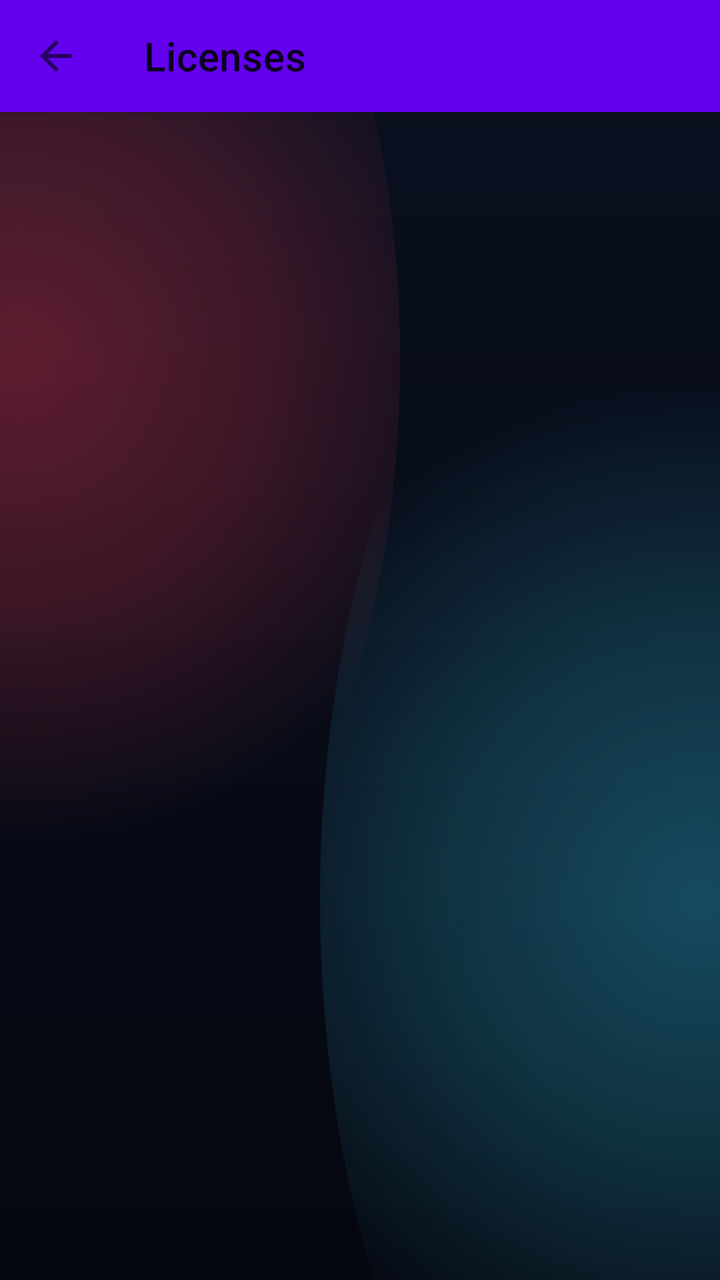
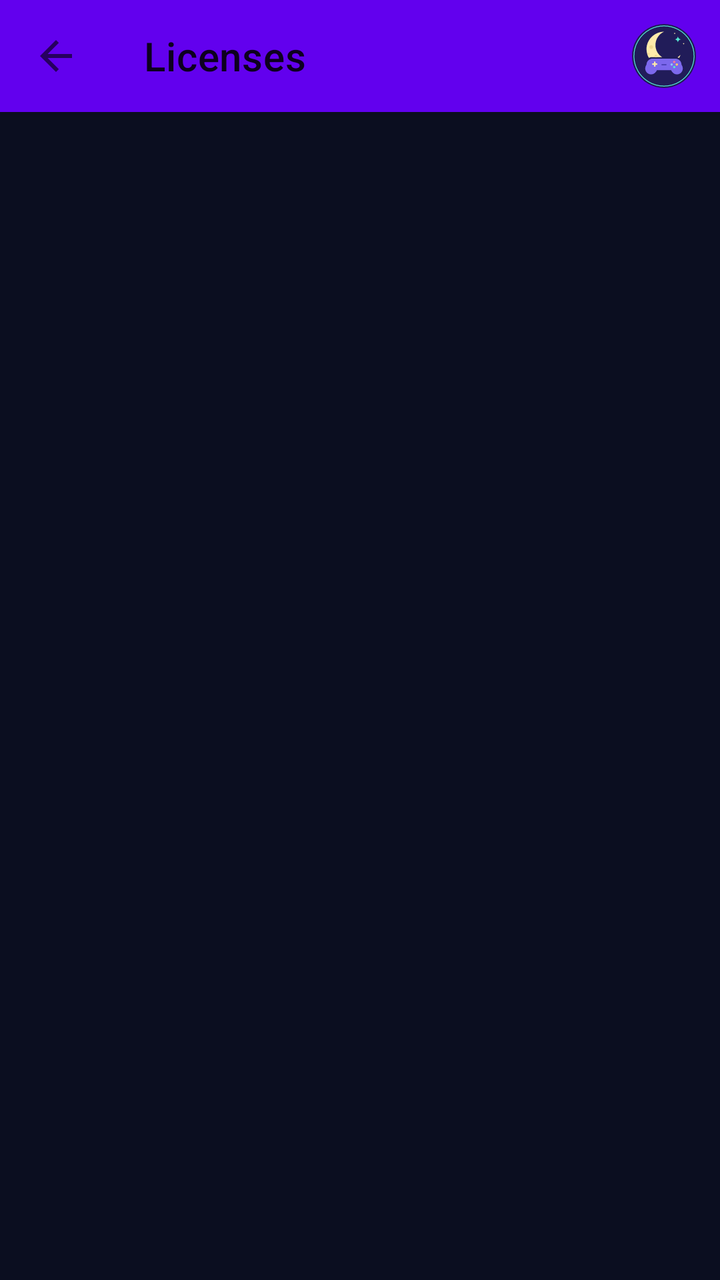

Screens rendered from an Android XML layout before and after an edit, with the pre-edit source and the edit as a unified diff.
<!-- AndroidManifest.xml: fallback theme Theme.MaterialComponents.DayNight.NoActionBar -->
<!-- res/layout/fragment_licenses.xml -->
<?xml version="1.0" encoding="utf-8"?>
<androidx.coordinatorlayout.widget.CoordinatorLayout xmlns:android="http://schemas.android.com/apk/res/android"
    xmlns:app="http://schemas.android.com/apk/res-auto"
    android:id="@+id/coordinator_licenses"
    android:layout_width="match_parent"
    android:layout_height="match_parent"
    android:background="@drawable/moonwitch_background">

    <com.google.android.material.appbar.AppBarLayout
        android:id="@+id/appbar_licenses"
        android:layout_width="match_parent"
        android:layout_height="wrap_content"
        android:fitsSystemWindows="true"
        android:touchscreenBlocksFocus="false">

        <com.google.android.material.appbar.MaterialToolbar
            android:id="@+id/toolbar_licenses"
            android:layout_width="match_parent"
            android:layout_height="?attr/actionBarSize"
            android:touchscreenBlocksFocus="false"
            app:title="@string/licenses"
            app:navigationIcon="@drawable/ic_back" />

    </com.google.android.material.appbar.AppBarLayout>

    <androidx.recyclerview.widget.RecyclerView
        android:id="@+id/list_licenses"
        android:layout_width="match_parent"
        android:layout_height="match_parent"
        app:layout_behavior="@string/appbar_scrolling_view_behavior" />

</androidx.coordinatorlayout.widget.CoordinatorLayout>
<!-- resources referenced by this layout -->
<resources>
  <!-- drawable ic_back (drawable) -->
  <vector xmlns:android="http://schemas.android.com/apk/res/android"
      android:width="24dp"
      android:height="24dp"
      android:autoMirrored="true"
      android:viewportWidth="24"
      android:viewportHeight="24">
      <path
          android:fillColor="?attr/colorControlNormal"
          android:pathData="M20,11H7.83l5.59,-5.59L12,4l-8,8 8,8 1.41,-1.41L7.83,13H20v-2z" />
  </vector>
  <!-- drawable moonwitch_background (drawable) -->
  <?xml version="1.0" encoding="utf-8"?>
  <layer-list xmlns:android="http://schemas.android.com/apk/res/android">
      <item>
          <shape android:shape="rectangle">
              <gradient
                  android:angle="270"
                  android:endColor="#05070F"
                  android:startColor="#0A1020" />
          </shape>
      </item>
      <item android:left="-180dp" android:right="160dp" android:top="-160dp" android:bottom="120dp">
          <shape android:shape="oval">
              <gradient
                  android:centerColor="#35FF3B55"
                  android:endColor="#00FF3B55"
                  android:gradientRadius="240dp"
                  android:startColor="#58FF3B55"
                  android:type="radial" />
          </shape>
      </item>
      <item android:left="160dp" android:right="-180dp" android:top="80dp" android:bottom="-180dp">
          <shape android:shape="oval">
              <gradient
                  android:centerColor="#3035D8FF"
                  android:endColor="#0035D8FF"
                  android:gradientRadius="260dp"
                  android:startColor="#5035D8FF"
                  android:type="radial" />
          </shape>
      </item>
  </layer-list>
  <string name="licenses">Licenses</string>
</resources>

<!-- the commit's change to res/layout/fragment_licenses.xml (unified diff, before → after) -->
@@ -19,7 +19,7 @@
             android:layout_height="?attr/actionBarSize"
             android:touchscreenBlocksFocus="false"
             app:title="@string/licenses"
-            app:navigationIcon="@drawable/ic_back" />
+            app:navigationIcon="@drawable/ic_back" ><ImageView android:layout_width="32dp" android:layout_height="32dp" android:layout_gravity="end" android:layout_marginEnd="12dp" android:src="@drawable/ic_moonwitch_mark" android:importantForAccessibility="no"/></com.google.android.material.appbar.MaterialToolbar>
 
     </com.google.android.material.appbar.AppBarLayout>
 
<!-- resource entries referenced after the edit -->
@@ -11,38 +11,10 @@
           android:fillColor="?attr/colorControlNormal"
           android:pathData="M20,11H7.83l5.59,-5.59L12,4l-8,8 8,8 1.41,-1.41L7.83,13H20v-2z" />
   </vector>
+  <!-- drawable ic_moonwitch_mark: vector/xml drawable (drawable, 2291 chars, omitted) -->
   <!-- drawable moonwitch_background (drawable) -->
-  <?xml version="1.0" encoding="utf-8"?>
-  <layer-list xmlns:android="http://schemas.android.com/apk/res/android">
-      <item>
-          <shape android:shape="rectangle">
-              <gradient
-                  android:angle="270"
-                  android:endColor="#05070F"
-                  android:startColor="#0A1020" />
-          </shape>
-      </item>
-      <item android:left="-180dp" android:right="160dp" android:top="-160dp" android:bottom="120dp">
-          <shape android:shape="oval">
-              <gradient
-                  android:centerColor="#35FF3B55"
-                  android:endColor="#00FF3B55"
-                  android:gradientRadius="240dp"
-                  android:startColor="#58FF3B55"
-                  android:type="radial" />
-          </shape>
-      </item>
-      <item android:left="160dp" android:right="-180dp" android:top="80dp" android:bottom="-180dp">
-          <shape android:shape="oval">
-              <gradient
-                  android:centerColor="#3035D8FF"
-                  android:endColor="#0035D8FF"
-                  android:gradientRadius="260dp"
-                  android:startColor="#5035D8FF"
-                  android:type="radial" />
-          </shape>
-      </item>
-  </layer-list>
+  <shape xmlns:android="http://schemas.android.com/apk/res/android"><solid android:color="@color/mw_reform_bg"/></shape>
   <string name="licenses">Licenses</string>
+  <color name="mw_reform_bg">#0B0E20</color>
 </resources>
 
